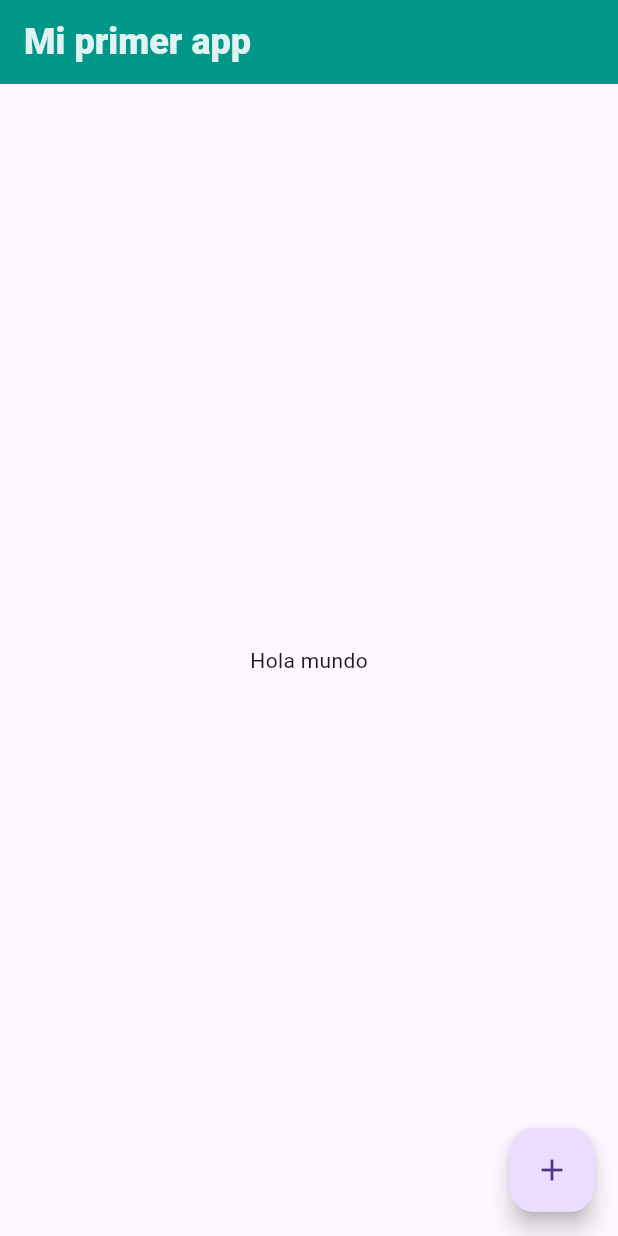
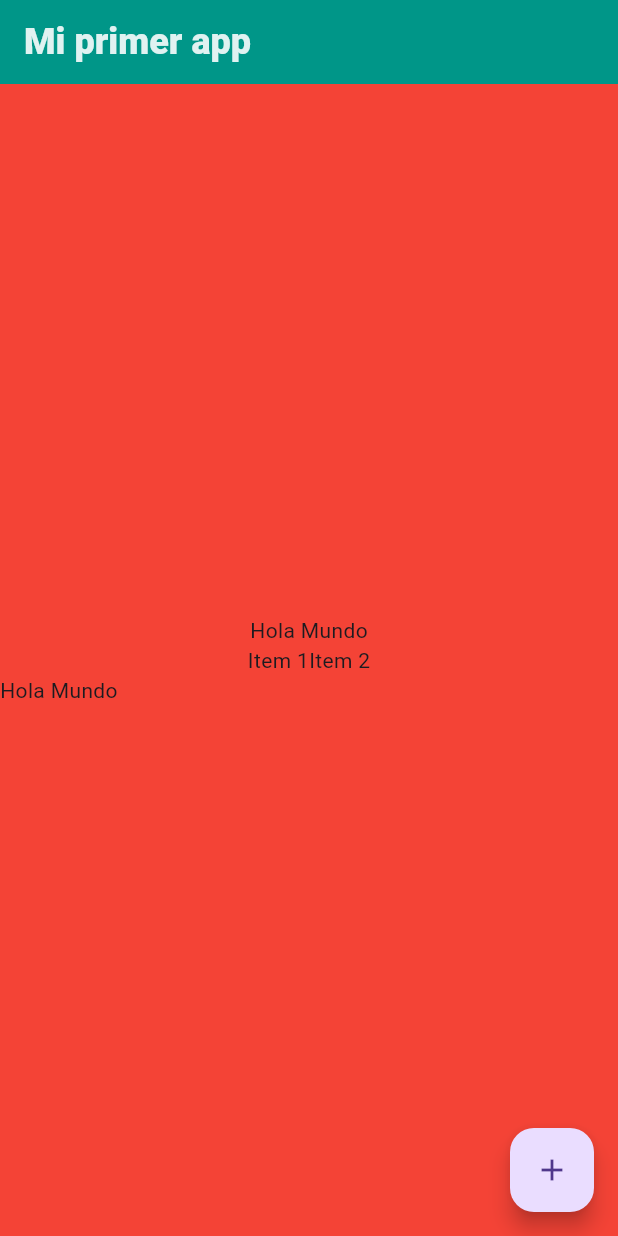
Before and after one commit to jalvarenga-unah/IS513-III-PAC-2024, a Flutter app: the screen it shows after launch, on a phone screen of 412 x 824 dp. Run offline on Flutter 3.47's test engine with Material 3 defaults, Android fonts, the phone set to English and light mode, and no system bars.

Commit message:
manejo de columns y rows

```diff
--- a/intro-flutter/mi_primer_app/lib/main.dart
+++ b/intro-flutter/mi_primer_app/lib/main.dart
@@ -27,8 +27,28 @@ class MyApp extends StatelessWidget {
             ),
           ),
         ),
-        body: Center(
-          child: Text('Hola mundo'),
+        body: Container(
+          // width: double.infinity,
+          color: Colors.red,
+          child: const Column(
+            // mainAxisSize: MainAxisSize.min,
+            crossAxisAlignment: CrossAxisAlignment.start,
+            mainAxisAlignment: MainAxisAlignment.center,
+            children: [
+              Center(child: Text('Hola Mundo')),
+              Row(
+                mainAxisAlignment: MainAxisAlignment.center,
+                children: [
+                  Text('Item 1'),
+                  Text('Item 2'),
+                ],
+              ),
+              Text(
+                'Hola Mundo',
+                style: TextStyle(fontSize: 14),
+              ),
+            ],
+          ),
         ),
         floatingActionButton: FloatingActionButton(
           child: Icon(Icons.add),
```
